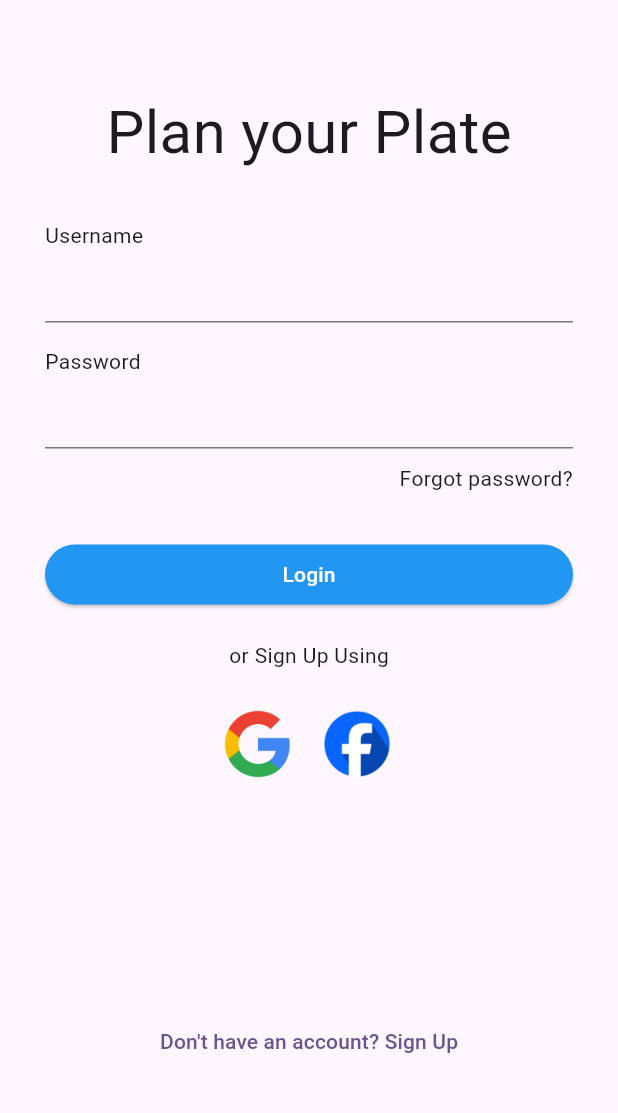
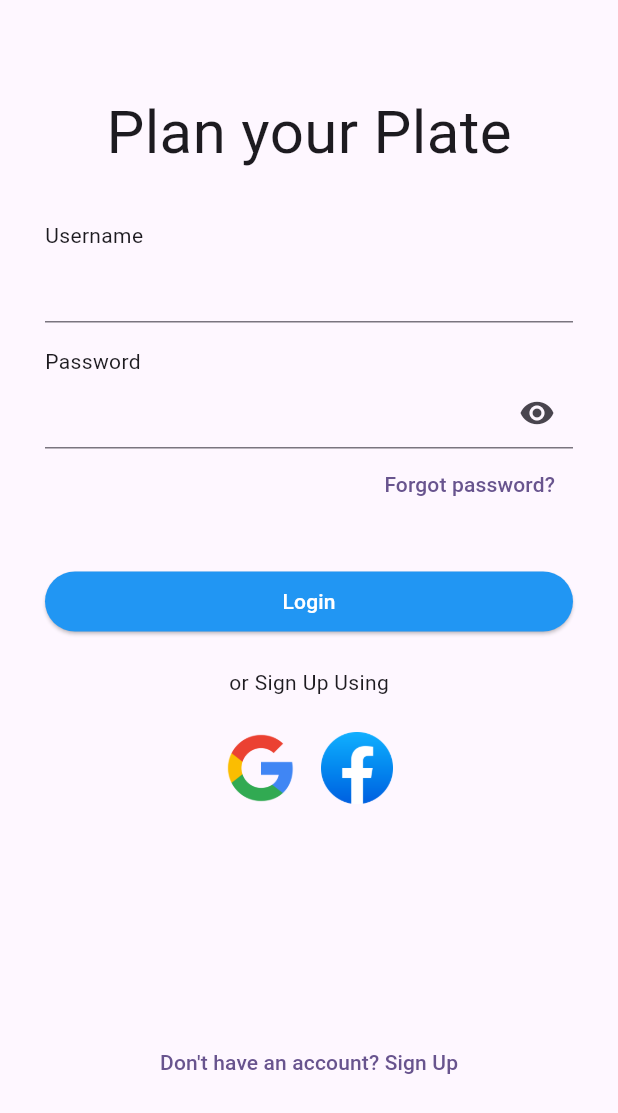
Before and after one commit to Hck-ney/Plan-Plate-Capstone, a Flutter app: the screen it shows after launch, on a phone screen of 412 x 824 dp. Shown: the top 1113 px of the screen. Run offline on Flutter 3.47's test engine with Material 3 defaults, Android fonts, the phone set to English and light mode, and no system bars; our stand-ins replace firebase_auth, firebase_core, font_awesome_flutter; accounts and stored records are empty.

```diff
--- a/lib/login.dart
+++ b/lib/login.dart
@@ -13,6 +13,7 @@ class _LoginState extends State<Login> {
   TextEditingController email = TextEditingController();
 
   TextEditingController password = TextEditingController();
+  bool isPasswordHidden = true;
 
   signIn() async {
     await FirebaseAuth.instance
@@ -57,18 +58,22 @@ class _LoginState extends State<Login> {
                     textAlign: TextAlign.left,
                   )),
               TextField(
+                  obscureText: isPasswordHidden,
                   controller: password,
                   decoration: InputDecoration(
                       //labelText: 'Password',
-                      //icon: Icon(Icons.account_circle_outlined)),
-                      )),
+                      suffixIcon: InkWell(onTap:
+                        _togglePassword
+                      ,child: Icon(Icons.visibility),)
+                      ),
+
+              ),
               Container(
-                margin: EdgeInsets.only(top: 10.0, bottom: 30.0),
+                margin: EdgeInsets.only(bottom: 30.0),
                 child: Align(
                   alignment: Alignment.centerRight, // Align to the right
-                  child: Text(
-                    'Forgot password?',
-                    textAlign: TextAlign.right,
+                  child: TextButton(
+                    onPressed: () {  }, child: Text("Forgot password?", textAlign: TextAlign.right,),
                   ),
                 ),
               ),
@@ -96,16 +101,17 @@ class _LoginState extends State<Login> {
                     IconButton(
                         onPressed: () {},
                         icon: Image.asset(
-                          'assets/google.png',
+                          'assets/images/google.png',
                           width: 48,
                           height: 48,
                         )),
                     IconButton(
                         onPressed: () {},
                         icon: Image.asset(
-                          'assets/facebook.png',
-                          width: 52,
-                          height: 52,
+                          'assets/images/facebook.png',
+                          width: 48
+                          ,
+                          height: 48,
                         )),
                   ],
                 ),
@@ -119,5 +125,17 @@ class _LoginState extends State<Login> {
         ),
       ),
     );
+
+  }
+  void _togglePassword (){
+    if(isPasswordHidden){
+      isPasswordHidden = false;
+    }
+    else{
+      isPasswordHidden = true;
+    }
+    setState(() {
+
+    });
   }
 }
--- a/lib/wrapper.dart
+++ b/lib/wrapper.dart
@@ -1,7 +1,7 @@
 import 'package:firebase_auth/firebase_auth.dart';
 import 'package:flutter/material.dart';
-import 'package:flutter_2/homepage.dart';
 import 'package:flutter_2/login.dart';
+import 'package:flutter_2/home.dart';
 
 class Wrapper extends StatefulWidget {
   const Wrapper({super.key});
@@ -18,7 +18,7 @@ class _WrapperState extends State<Wrapper> {
         stream: FirebaseAuth.instance.authStateChanges(),
         builder: (context, snapshot) {
           if(snapshot.hasData){
-            return HomepageState();
+            return HomeState();
           }
           else{
               return Login();
```
Also changed, not shown: lib/home.dart (added, +80 -0 lines), pubspec.yaml (+8 -4 lines), pubspec.lock.
